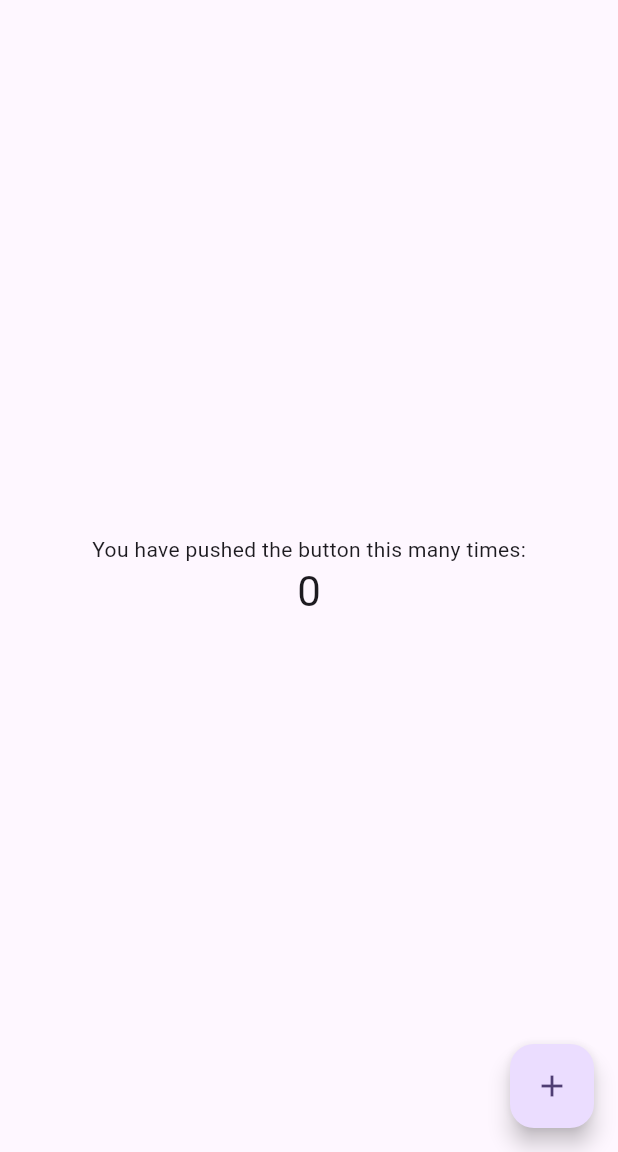
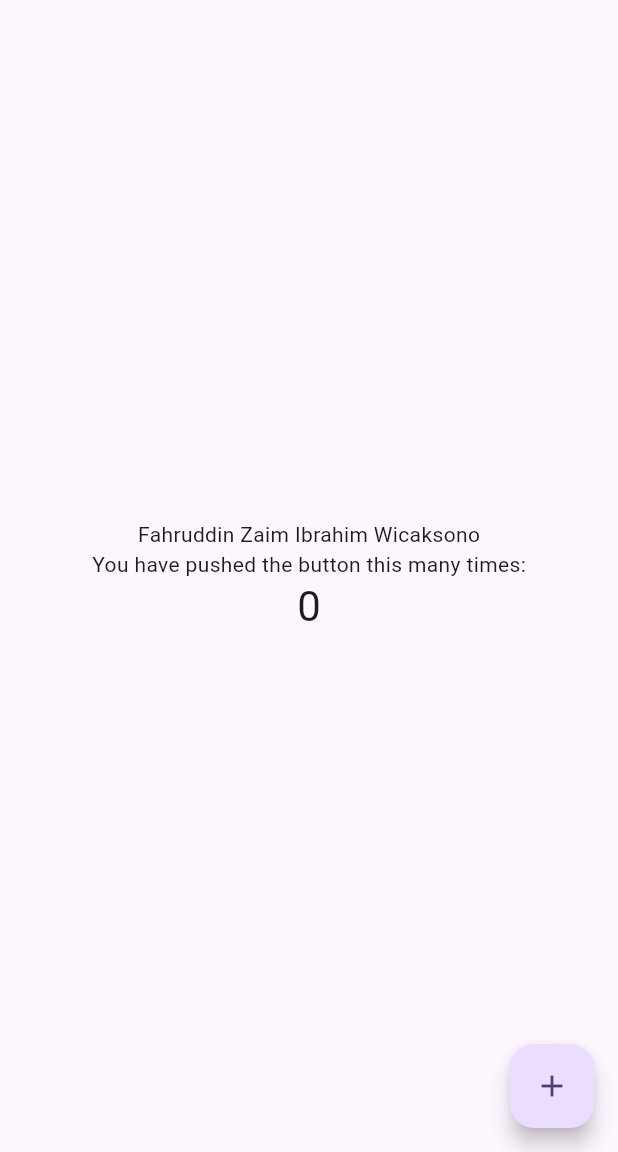
Before and after one commit to FahruddinZaimIbrahim/flutter-fundamental-part1, a Flutter app: the screen it shows after launch, on a phone screen of 412 x 824 dp, the part 84-1236 px from its top. Run offline on Flutter 3.47's test engine with Material 3 defaults, Android fonts, the phone set to English and light mode, and no system bars.

```diff
--- a/lib/main.dart
+++ b/lib/main.dart
@@ -106,6 +106,9 @@ class _MyHomePageState extends State<MyHomePage> {
           mainAxisAlignment: MainAxisAlignment.center,
           children: <Widget>[
             const Text(
+              'Fahruddin Zaim Ibrahim Wicaksono',
+            ),
+            const Text(
               'You have pushed the button this many times:',
             ),
             Text(
```
Also changed, not shown: images/01.png (added), 1 other file.
